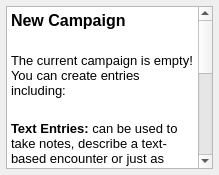
Before: the Qt Designer form DMHelper/src/emptycampaignframe.ui in MMetze/DMHelper, drawn with Qt 5.
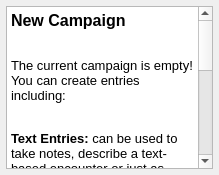
After: the same form once the commit is applied. Icons and pictures are not drawn.

```diff
--- a/DMHelper/src/emptycampaignframe.ui
+++ b/DMHelper/src/emptycampaignframe.ui
@@ -34,11 +34,17 @@
    </property>
    <item row="0" column="0">
     <widget class="QTextEdit" name="textEdit">
+     <property name="sizePolicy">
+      <sizepolicy hsizetype="Preferred" vsizetype="Preferred">
+       <horstretch>0</horstretch>
+       <verstretch>0</verstretch>
+      </sizepolicy>
+     </property>
      <property name="html">
       <string>&lt;!DOCTYPE HTML PUBLIC &quot;-//W3C//DTD HTML 4.0//EN&quot; &quot;http://www.w3.org/TR/REC-html40/strict.dtd&quot;&gt;
 &lt;html&gt;&lt;head&gt;&lt;meta name=&quot;qrichtext&quot; content=&quot;1&quot; /&gt;&lt;style type=&quot;text/css&quot;&gt;
 p, li { white-space: pre-wrap; }
-&lt;/style&gt;&lt;/head&gt;&lt;body style=&quot; font-family:'MS Shell Dlg 2'; font-size:4.125pt; font-weight:400; font-style:normal;&quot;&gt;
+&lt;/style&gt;&lt;/head&gt;&lt;body style=&quot; font-family:'MS Shell Dlg 2'; font-size:7.875pt; font-weight:400; font-style:normal;&quot;&gt;
 &lt;p style=&quot; margin-top:0px; margin-bottom:0px; margin-left:0px; margin-right:0px; -qt-block-indent:0; text-indent:0px;&quot;&gt;&lt;span style=&quot; font-family:'Arial'; font-size:12pt; font-weight:600;&quot;&gt;New Campaign&lt;/span&gt;&lt;/p&gt;
 &lt;p style=&quot; margin-top:0px; margin-bottom:0px; margin-left:0px; margin-right:0px; -qt-block-indent:0; text-indent:0px;&quot;&gt;&lt;span style=&quot; font-family:'Arial'; font-size:10pt;&quot;&gt;&lt;br /&gt;&lt;/span&gt;&lt;/p&gt;
 &lt;p style=&quot; margin-top:0px; margin-bottom:0px; margin-left:0px; margin-right:0px; -qt-block-indent:0; text-indent:0px;&quot;&gt;&lt;span style=&quot; font-family:'Arial'; font-size:10pt;&quot;&gt;The current campaign is empty! You can create entries including:&lt;/span&gt;&lt;/p&gt;
```
